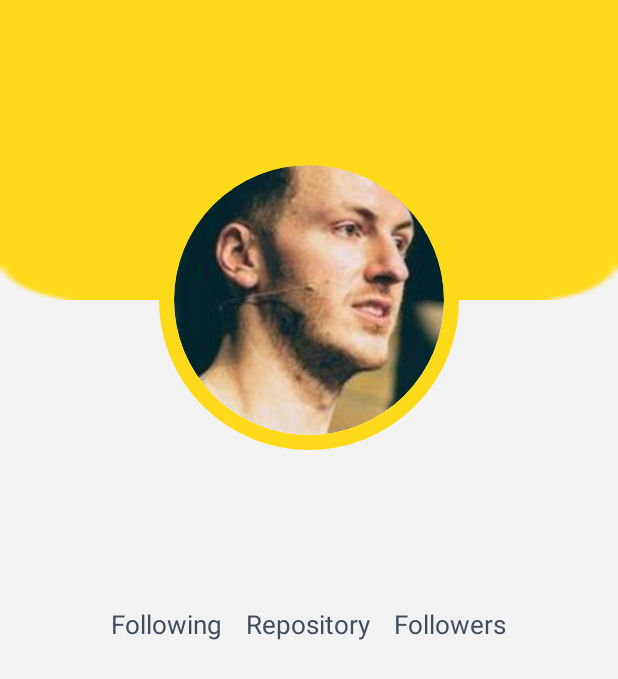
After one commit to Roisfaozi/GithubUser, an Android app: the DetailActivity screen opened directly, with no data from a screen before it, on a phone screen of 412 x 824 dp. The commit adds this screen. Shown: the top 679 px of the screen. Run offline under Robolectric (Android 15) with nearby library versions, the phone set to English and light mode, and no system bars; our stand-ins replace CircleImageView; 1 statement that could not run was skipped.

Commit message:
Menambahkan Intent DEtail Activity

```diff
--- a/app/src/main/AndroidManifest.xml
+++ b/app/src/main/AndroidManifest.xml
@@ -9,6 +9,7 @@
         android:roundIcon="@mipmap/ic_launcher_round"
         android:supportsRtl="true"
         android:theme="@style/AppTheme">
+        <activity android:name=".DetailActivity"></activity>
         <activity android:name=".MainActivity">
             <intent-filter>
                 <action android:name="android.intent.action.MAIN" />
--- /dev/null
+++ b/app/src/main/java/com/kotlin/githubuser/DetailActivity.kt
@@ -0,0 +1,31 @@
+package com.kotlin.githubuser
+
+import androidx.appcompat.app.AppCompatActivity
+import android.os.Bundle
+import android.os.Parcelable
+import kotlinx.android.synthetic.main.activity_detail.*
+import kotlinx.android.synthetic.main.activity_detail.tv_item_name
+import kotlinx.android.synthetic.main.item_user.*
+
+
+class DetailActivity : AppCompatActivity() {
+    override fun onCreate(savedInstanceState: Bundle?) {
+        super.onCreate(savedInstanceState)
+        setContentView(R.layout.activity_detail)
+
+
+
+        val user = intent.getParcelableExtra<User>("user")
+
+        img_avatar.setImageResource(user.avatar)
+        tv_item_name.text = user?.name
+        username.text = user?.userName
+        company.text = user?.company
+        location.text = user?.location
+        followers.text = user?.followers
+        followings.text = user?.following
+        repository.text = user?.repository
+
+
+    }
+}
--- a/app/src/main/java/com/kotlin/githubuser/MainActivity.kt
+++ b/app/src/main/java/com/kotlin/githubuser/MainActivity.kt
@@ -19,6 +19,7 @@ class MainActivity : AppCompatActivity() {
     private lateinit var followers: Array<String>
     private lateinit var following: Array<String>
     private lateinit var avatar: TypedArray
+
     private lateinit var userAdapter: UserAdapter
 
     private var users = arrayListOf<User>()
@@ -27,24 +28,25 @@ class MainActivity : AppCompatActivity() {
         super.onCreate(savedInstanceState)
         setContentView(R.layout.activity_main)
 
-        val listUser: RecyclerView = findViewById(R.id.rv_user)
+        val recyclerView: RecyclerView = findViewById(R.id.rv_user)
         userAdapter = UserAdapter()
 
-        listUser.adapter = userAdapter
+        recyclerView.adapter = userAdapter
 
         prepare()
         addItem()
+        showRecyclerView()
     }
 
     private fun prepare() {
         userName = resources.getStringArray(R.array.username)
         name = resources.getStringArray(R.array.name)
-        avatar = resources.obtainTypedArray(R.array.avatar)
         location = resources.getStringArray(R.array.location)
         repository = resources.getStringArray(R.array.repository)
         company = resources.getStringArray(R.array.company)
         followers = resources.getStringArray(R.array.followers)
         following = resources.getStringArray(R.array.following)
+        avatar = resources.obtainTypedArray(R.array.avatar)
     }
 
     private fun addItem() {
--- a/app/src/main/java/com/kotlin/githubuser/UserAdapter.kt
+++ b/app/src/main/java/com/kotlin/githubuser/UserAdapter.kt
@@ -1,19 +1,22 @@
 package com.kotlin.githubuser
 
+import android.content.Intent
 import android.view.LayoutInflater
 import android.view.View
 import android.view.ViewGroup
+import android.view.animation.Animation
+import android.view.animation.AnimationUtils
 import android.widget.ImageView
 import android.widget.TextView
 import androidx.recyclerview.widget.RecyclerView
-import androidx.recyclerview.widget.RecyclerViewAccessibilityDelegate
 import com.bumptech.glide.Glide
 import com.bumptech.glide.request.RequestOptions
+import android.transition.Transition as AndroidTransitionTransition
 
 class UserAdapter : RecyclerView.Adapter<UserAdapter.ListViewHolder>() {
     internal var listUser = ArrayList<User>()
 
-    override fun onCreateViewHolder(viewGroup: ViewGroup, i: Int): ListViewHolder {
+    override fun onCreateViewHolder(viewGroup: ViewGroup, viewType: Int): ListViewHolder {
         val view: View = LayoutInflater.from(viewGroup.context).inflate(R.layout.item_user, viewGroup, false)
         return ListViewHolder(view)
     }
@@ -27,6 +30,13 @@ class UserAdapter : RecyclerView.Adapter<UserAdapter.ListViewHolder>() {
             .into(holder.userAvatar)
         holder.userName.text = user.name
         holder.userCompany.text = user.company
+
+        holder.itemView.setOnClickListener{
+                val intent = Intent(holder.itemView.context, DetailActivity::class.java )
+                intent.putExtra("user",listUser[position])
+                holder.itemView.context.startActivity(intent)
+
+        }
     }
 
     override fun getItemCount(): Int = listUser.size
--- /dev/null
+++ b/app/src/main/res/anim/fadeoute.xml
@@ -0,0 +1,8 @@
+<?xml version="1.0" encoding="utf-8"?>
+<alpha
+    xmlns:android="http://schemas.android.com/apk/res/android"
+    android:fromAlpha="0.0"
+    android:toAlpha="1.0"
+    android:duration="3000">
+
+</alpha>
--- /dev/null
+++ b/app/src/main/res/layout/activity_detail.xml
@@ -0,0 +1,146 @@
+<?xml version="1.0" encoding="utf-8"?>
+<RelativeLayout xmlns:android="http://schemas.android.com/apk/res/android"
+    xmlns:app="http://schemas.android.com/apk/res-auto"
+    xmlns:tools="http://schemas.android.com/tools"
+    android:layout_width="match_parent"
+    android:layout_height="match_parent"
+    android:background="@color/colorPrimaryDark"
+    tools:context=".DetailActivity">
+
+    <ImageView
+        android:id="@+id/img_header"
+        android:layout_width="match_parent"
+        android:layout_height="200dp"
+        android:background="@drawable/gas"/>
+
+   <LinearLayout
+       android:layout_width="match_parent"
+       android:layout_height="wrap_content"
+       android:layout_marginTop="100dp"
+       android:orientation="vertical">
+       <de.hdodenhof.circleimageview.CircleImageView
+           android:id="@+id/img_avatar"
+           android:layout_width="match_parent"
+           android:layout_height="200dp"
+           android:foregroundGravity="center"
+           android:src="@drawable/user4"
+           app:civ_border_width="10dp"
+           app:civ_border_color="@color/colorAccent"/>
+
+       <TextView
+           android:id="@+id/tv_item_name"
+           android:layout_width="match_parent"
+           android:layout_height="wrap_content"
+           android:text="@string/user_name"
+           android:textSize="30sp"
+           android:textStyle="bold"
+           android:textColor="@color/TextPrimary"
+           android:textAlignment="center"
+           android:padding="10dp"/>
+
+       <TextView
+           android:id="@+id/username"
+           android:layout_width="match_parent"
+           android:layout_height="wrap_content"
+           android:text="@string/company"
+           android:textSize="20sp"
+           android:textStyle="bold"
+           android:textColor="@color/TextPrimary"
+           android:textAlignment="center"/>
+
+       <LinearLayout
+           android:layout_width="wrap_content"
+           android:layout_height="match_parent"
+           android:orientation="horizontal"
+           android:padding="16dp"
+           android:layout_gravity="center">
+
+           <TextView
+               android:layout_width="wrap_content"
+               android:layout_height="match_parent"
+               android:text="Following"
+               android:textSize="17sp"
+               android:textColor="@color/TextPrimary"/>
+
+           <TextView
+               android:layout_width="wrap_content"
+               android:layout_height="match_parent"
+               android:text="Repository"
+               android:textSize="17sp"
+               android:textColor="@color/TextPrimary"
+               android:paddingStart="16dp"/>
+
+           <TextView
+               android:layout_width="wrap_content"
+               android:layout_height="match_parent"
+               android:text="Followers"
+               android:textSize="17sp"
+               android:textColor="@color/TextPrimary"
+               android:paddingStart="16dp"/>
+
+       </LinearLayout>
+
+       <LinearLayout
+           android:layout_width="wrap_content"
+           android:layout_height="match_parent"
+           android:layout_gravity="center"
+           android:orientation="horizontal">
+
+           <TextView
+               android:id="@+id/followings"
+               android:layout_width="97dp"
+               android:layout_height="match_parent"
+               android:text="5220"
+               android:textSize="17sp"
+               android:textAlignment="center"
+               android:textColor="@color/TextPrimary"/>
+           <TextView
+               android:id="@+id/repository"
+               android:layout_width="97dp"
+               android:layout_height="match_parent"
+               android:text="20"
+               android:textSize="17sp"
+               android:textAlignment="center"
+               android:textColor="@color/TextPrimary"/>
+
+           <TextView
+               android:id="@+id/followers"
+               android:layout_width="97dp"
+               android:layout_height="match_parent"
+               android:text="680"
+               android:textSize="17sp"
+               android:textAlignment="center"
+               android:textColor="@color/TextPrimary"/>
+
+       </LinearLayout>
+
+
+
+   </LinearLayout>
+
+    <TextView
+        android:id="@+id/company"
+        android:layout_width="match_parent"
+        android:layout_height="wrap_content"
+        android:text="Company"
+        android:textSize="20sp"
+        android:textStyle="bold"
+        android:textColor="@color/TextPrimary"
+        android:textAlignment="center"
+        android:paddingBottom="80dp"
+        android:layout_alignParentBottom="true"/>
+    <TextView
+        android:id="@+id/location"
+        android:layout_width="match_parent"
+        android:layout_height="wrap_content"
+        android:text="Location"
+        android:textSize="20sp"
+        android:textStyle="bold"
+        android:textColor="@color/TextPrimary"
+        android:textAlignment="center"
+        android:paddingBottom="30dp"
+        android:layout_alignParentBottom="true"/>
+
+
+
+</RelativeLayout>
--- a/app/src/main/res/layout/activity_main.xml
+++ b/app/src/main/res/layout/activity_main.xml
@@ -11,14 +11,14 @@
     <RelativeLayout
         android:layout_width="match_parent"
         android:layout_height="120dp"
-        android:background="@drawable/Bar"
+        android:background="@drawable/left"
         android:gravity="center"
         android:padding="16dp">
 
         <TextView
             android:layout_width="match_parent"
             android:layout_height="wrap_content"
-            android:text="@string/github_user"
+            android:text="@string/app_name"
             android:textSize="25sp"
             android:textStyle="bold"
             android:textColor="@color/TextPrimary"/>
--- a/app/src/main/res/layout/item_user.xml
+++ b/app/src/main/res/layout/item_user.xml
@@ -13,7 +13,7 @@
         android:layout_height="100dp"
         android:layout_marginEnd="16dp"
         tools:src="@android:color/black"
-        app:civ_border_width="3dp"
+        app:civ_border_width="4dp"
         app:civ_border_color="@color/colorAccent"/>
 
     <LinearLayout
@@ -36,7 +36,7 @@
             android:layout_width="match_parent"
             android:layout_height="wrap_content"
             android:ellipsize="end"
-            android:maxLines="1"
+            android:maxLines="12"
             tools:text="@string/company"
             android:textColor="@color/TextSecondary"/>
     </LinearLayout>
--- a/app/src/main/res/values/colors.xml
+++ b/app/src/main/res/values/colors.xml
@@ -1,6 +1,6 @@
 <?xml version="1.0" encoding="utf-8"?>
 <resources>
-    <color name="colorPrimary">#000</color>
+    <color name="colorPrimary">#FFFFFF</color>
     <color name="colorPrimaryDark">#F2F2F2</color>
     <color name="colorAccent">#FFDA1A</color>
     <color name="TextPrimary">#424D5C</color>
--- a/app/src/main/res/values/strings.xml
+++ b/app/src/main/res/values/strings.xml
@@ -1,9 +1,7 @@
 <resources>
     <string name="app_name">Github User</string>
-    <string name="github_user">Github User</string>
     <string name="user_name">Nama User</string>
     <string name="company">Company</string>
-    <string name="detail_activity">User\'\s Detail</string>
 
     <string-array name="username">
         <item>JakeWharton</item>
--- a/app/src/main/res/values/styles.xml
+++ b/app/src/main/res/values/styles.xml
@@ -1,6 +1,6 @@
 <resources>
     <!-- Base application theme. -->
-    <style name="AppTheme" parent="Theme.AppCompat.Light.DarkActionBar">
+    <style name="AppTheme" parent="Theme.AppCompat.Light.NoActionBar">
         <!-- Customize your theme here. -->
         <item name="colorPrimary">@color/colorPrimary</item>
         <item name="colorPrimaryDark">@color/colorPrimaryDark</item>
```
Also changed, not shown: app/src/main/res/drawable/gas.png (added), app/src/main/res/drawable/left.png (renamed from app/src/main/res/drawable/Bar.png).
